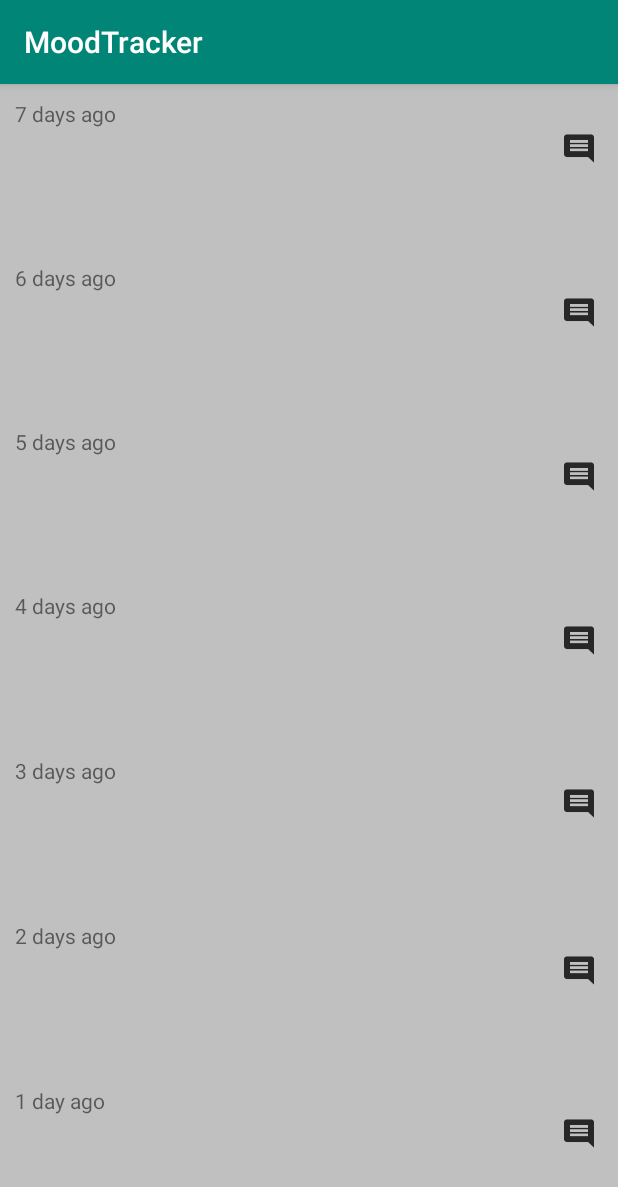
After one commit to markmomo/MoodTrackerFinal, an Android app: the HistoryActivity screen opened directly, with no data from a screen before it, on a phone screen of 412 x 824 dp. The commit adds this screen. Shown: the top 1187 px of the screen. Run offline under Robolectric (Android 15) with nearby library versions, the phone set to English and light mode, and no system bars.

Commit message:
HistoryActivity activity_history.xml add and connect HistoryActivity and his buttons to MainActivity

```diff
--- a/app/src/main/AndroidManifest.xml
+++ b/app/src/main/AndroidManifest.xml
@@ -12,6 +12,7 @@
         android:roundIcon="@mipmap/ic_launcher_round"
         android:supportsRtl="true"
         android:theme="@style/AppTheme">
+        <activity android:name=".Controllers.HistoryActivity"></activity>
         <activity android:name=".Controllers.MainActivity">
             <intent-filter>
                 <action android:name="android.intent.action.MAIN" />
--- /dev/null
+++ b/app/src/main/java/markmomo/com/moodtrackerfinal/Controllers/HistoryActivity.java
@@ -0,0 +1,39 @@
+package markmomo.com.moodtrackerfinal.Controllers;
+
+import android.os.Bundle;
+import android.support.v7.app.AppCompatActivity;
+import android.view.View;
+
+import markmomo.com.moodtrackerfinal.R;
+
+public class HistoryActivity extends AppCompatActivity {
+
+    @Override
+    protected void onCreate(Bundle savedInstanceState) {
+        super.onCreate(savedInstanceState);
+        setContentView(R.layout.activity_history);
+    }
+
+    public void button7IsClicked(View view){
+
+    }
+    public void button6IsClicked(View view){
+
+    }
+    public void button5IsClicked(View view){
+
+    }
+    public void button4IsClicked(View view){
+
+    }
+
+    public void button3IsClicked(View view){
+
+    }
+    public void button2IsClicked(View view){
+
+    }
+    public void button1IsClicked(View view){
+
+    }
+}
--- a/app/src/main/java/markmomo/com/moodtrackerfinal/Controllers/MainActivity.java
+++ b/app/src/main/java/markmomo/com/moodtrackerfinal/Controllers/MainActivity.java
@@ -1,8 +1,10 @@
 package markmomo.com.moodtrackerfinal.Controllers;
 
+import android.content.Intent;
 import android.support.v4.view.ViewPager;
 import android.support.v7.app.AppCompatActivity;
 import android.os.Bundle;
+import android.view.View;
 import android.widget.ImageButton;
 
 import markmomo.com.moodtrackerfinal.R;
@@ -24,6 +26,12 @@ public class MainActivity extends AppCompatActivity {
         this.configureViewPager();
     }
 
+    public void historyIconIsClicked (View view){
+
+        Intent intent = new Intent(MainActivity.this,HistoryActivity.class);
+        startActivity(intent);
+    }
+
     private void configureViewPager(){
 
         mViewPager = findViewById(R.id.act_main_view_pager);
--- /dev/null
+++ b/app/src/main/res/layout/activity_history.xml
@@ -0,0 +1,220 @@
+<?xml version="1.0" encoding="utf-8"?>
+<LinearLayout xmlns:android="http://schemas.android.com/apk/res/android"
+    xmlns:app="http://schemas.android.com/apk/res-auto"
+    xmlns:tools="http://schemas.android.com/tools"
+    android:layout_width="match_parent"
+    android:layout_height="match_parent"
+    tools:context=".Controllers.HistoryActivity"
+    android:background="@color/noMoodsGrey"
+    android:orientation="vertical">
+
+    <android.support.constraint.ConstraintLayout
+        android:id="@+id/act_history_day7"
+        android:layout_width="match_parent"
+        android:layout_height="0dp"
+        android:layout_weight="1"
+        android:background="@color/noMoodsGrey">
+
+        <TextView
+            android:layout_width="wrap_content"
+            android:layout_height="wrap_content"
+            android:layout_marginStart="10dp"
+            android:layout_marginTop="10dp"
+            android:text="@string/seven_days"
+            app:layout_constraintStart_toStartOf="parent"
+            app:layout_constraintTop_toTopOf="parent" />
+
+        <ImageButton
+            android:id="@+id/act_history_day7_Btn"
+            android:layout_width="wrap_content"
+            android:layout_height="wrap_content"
+            android:layout_marginTop="33dp"
+            android:layout_marginEnd="16dp"
+            android:background="@color/noMoodsGrey"
+            android:onClick="button7IsClicked"
+            android:src="@drawable/ic_comment_black_48px"
+            app:layout_constraintEnd_toEndOf="parent"
+            app:layout_constraintTop_toTopOf="parent"
+            tools:ignore="ContentDescription" />
+    </android.support.constraint.ConstraintLayout>
+
+    <android.support.constraint.ConstraintLayout
+        android:id="@+id/act_history_day6"
+        android:layout_width="match_parent"
+        android:layout_height="0dp"
+        android:layout_weight="1"
+        android:background="@color/noMoodsGrey">
+
+        <TextView
+            android:layout_width="wrap_content"
+            android:layout_height="wrap_content"
+            android:layout_marginStart="10dp"
+            android:layout_marginTop="10dp"
+            android:text="@string/six_days"
+            app:layout_constraintStart_toStartOf="parent"
+            app:layout_constraintTop_toTopOf="parent" />
+
+        <ImageButton
+            android:id="@+id/act_history_day6_Btn"
+            android:layout_width="wrap_content"
+            android:layout_height="wrap_content"
+            android:layout_marginTop="33dp"
+            android:layout_marginEnd="16dp"
+            android:background="@color/noMoodsGrey"
+            android:onClick="button6IsClicked"
+            android:src="@drawable/ic_comment_black_48px"
+            app:layout_constraintEnd_toEndOf="parent"
+            app:layout_constraintTop_toTopOf="parent"
+            tools:ignore="ContentDescription" />
+    </android.support.constraint.ConstraintLayout>
+
+    <android.support.constraint.ConstraintLayout
+        android:id="@+id/act_history_day5"
+        android:layout_width="match_parent"
+        android:layout_height="0dp"
+        android:layout_weight="1"
+        android:background="@color/noMoodsGrey">
+
+        <TextView
+            android:layout_width="wrap_content"
+            android:layout_height="wrap_content"
+            android:layout_marginStart="10dp"
+            android:layout_marginTop="10dp"
+            android:text="@string/five_days"
+            app:layout_constraintStart_toStartOf="parent"
+            app:layout_constraintTop_toTopOf="parent" />
+
+        <ImageButton
+            android:id="@+id/act_history_day5_Btn"
+            android:layout_width="wrap_content"
+            android:layout_height="wrap_content"
+            android:layout_marginTop="33dp"
+            android:layout_marginEnd="16dp"
+            android:background="@color/noMoodsGrey"
+            android:onClick="button5IsClicked"
+            android:src="@drawable/ic_comment_black_48px"
+            app:layout_constraintEnd_toEndOf="parent"
+            app:layout_constraintTop_toTopOf="parent"
+            tools:ignore="ContentDescription" />
+    </android.support.constraint.ConstraintLayout>
+
+    <android.support.constraint.ConstraintLayout
+        android:id="@+id/act_history_day4"
+        android:layout_width="match_parent"
+        android:layout_height="0dp"
+        android:layout_weight="1"
+        android:background="@color/noMoodsGrey">
+
+        <TextView
+            android:layout_width="wrap_content"
+            android:layout_height="wrap_content"
+            android:layout_marginStart="10dp"
+            android:layout_marginTop="10dp"
+            android:text="@string/four_days"
+            app:layout_constraintStart_toStartOf="parent"
+            app:layout_constraintTop_toTopOf="parent" />
+
+        <ImageButton
+            android:id="@+id/act_history_day4_Btn"
+            android:layout_width="wrap_content"
+            android:layout_height="wrap_content"
+            android:layout_marginTop="33dp"
+            android:layout_marginEnd="16dp"
+            android:background="@color/noMoodsGrey"
+            android:onClick="button4IsClicked"
+            android:src="@drawable/ic_comment_black_48px"
+            app:layout_constraintEnd_toEndOf="parent"
+            app:layout_constraintTop_toTopOf="parent"
+            tools:ignore="ContentDescription" />
+    </android.support.constraint.ConstraintLayout>
+
+    <android.support.constraint.ConstraintLayout
+        android:id="@+id/act_history_day3"
+        android:layout_width="match_parent"
+        android:layout_height="0dp"
+        android:layout_weight="1"
+        android:background="@color/noMoodsGrey">
+
+        <TextView
+            android:layout_width="wrap_content"
+            android:layout_height="wrap_content"
+            android:layout_marginStart="10dp"
+            android:layout_marginTop="10dp"
+            android:text="@string/three_days"
+            app:layout_constraintStart_toStartOf="parent"
+            app:layout_constraintTop_toTopOf="parent" />
+
+        <ImageButton
+            android:id="@+id/act_history_day3_Btn"
+            android:layout_width="wrap_content"
+            android:layout_height="wrap_content"
+            android:layout_marginTop="32dp"
+            android:layout_marginEnd="16dp"
+            android:background="@color/noMoodsGrey"
+            android:onClick="button3IsClicked"
+            android:src="@drawable/ic_comment_black_48px"
+            app:layout_constraintEnd_toEndOf="parent"
+            app:layout_constraintTop_toTopOf="parent"
+            tools:ignore="ContentDescription" />
+    </android.support.constraint.ConstraintLayout>
+
+    <android.support.constraint.ConstraintLayout
+        android:id="@+id/act_history_day2"
+        android:layout_width="match_parent"
+        android:layout_height="0dp"
+        android:layout_weight="1"
+        android:background="@color/noMoodsGrey">
+
+        <TextView
+            android:layout_width="wrap_content"
+            android:layout_height="wrap_content"
+            android:layout_marginStart="10dp"
+            android:layout_marginTop="10dp"
+            android:text="@string/two_days"
+            app:layout_constraintStart_toStartOf="parent"
+            app:layout_constraintTop_toTopOf="parent" />
+
+        <ImageButton
+            android:id="@+id/act_history_day2_Btn"
+            android:layout_width="wrap_content"
+            android:layout_height="wrap_content"
+            android:layout_marginTop="33dp"
+            android:layout_marginEnd="16dp"
+            android:background="@color/noMoodsGrey"
+            android:onClick="button2IsClicked"
+            android:src="@drawable/ic_comment_black_48px"
+            app:layout_constraintEnd_toEndOf="parent"
+            app:layout_constraintTop_toTopOf="parent"
+            tools:ignore="ContentDescription" />
+    </android.support.constraint.ConstraintLayout>
+
+    <android.support.constraint.ConstraintLayout
+        android:id="@+id/act_history_day1"
+        android:layout_width="match_parent"
+        android:layout_height="0dp"
+        android:layout_weight="1"
+        android:background="@color/noMoodsGrey">
+
+        <TextView
+            android:layout_width="wrap_content"
+            android:layout_height="wrap_content"
+            android:layout_marginStart="10dp"
+            android:layout_marginTop="10dp"
+            android:text="@string/one_day"
+            app:layout_constraintStart_toStartOf="parent"
+            app:layout_constraintTop_toTopOf="parent" />
+
+        <ImageButton
+            android:id="@+id/act_history_day1_Btn"
+            android:layout_width="wrap_content"
+            android:layout_height="wrap_content"
+            android:layout_marginTop="32dp"
+            android:layout_marginEnd="16dp"
+            android:background="@color/noMoodsGrey"
+            android:onClick="button1IsClicked"
+            android:src="@drawable/ic_comment_black_48px"
+            app:layout_constraintEnd_toEndOf="parent"
+            app:layout_constraintTop_toTopOf="parent"
+            tools:ignore="ContentDescription" />
+    </android.support.constraint.ConstraintLayout>
+</LinearLayout>
--- a/app/src/main/res/layout/activity_main.xml
+++ b/app/src/main/res/layout/activity_main.xml
@@ -27,6 +27,7 @@
         tools:ignore="ContentDescription" />
 
     <ImageButton
+        android:onClick="historyIconIsClicked"
         android:id="@+id/act_main_history_icon"
         android:layout_width="wrap_content"
         android:layout_height="wrap_content"
--- a/app/src/main/res/values/colors.xml
+++ b/app/src/main/res/values/colors.xml
@@ -14,4 +14,12 @@
         <item>#ffb8e986</item>
         <item>#fff9ec4f</item>
     </array>
+
+    <!-- Colors used by HistoryActivity as background colors -->
+    <color name="noMoodsGrey">#C0C0C0</color>
+    <color name="faded_red">#ffde3c50</color>
+    <color name="warm_grey">#ff9b9b9b</color>
+    <color name="cornflower_blue_65">#A5468AD9</color>
+    <color name="light_sage">#ffb8e986</color>
+    <color name="banana_yellow">#fff9ec4f</color>
 </resources>
--- a/app/src/main/res/values/strings.xml
+++ b/app/src/main/res/values/strings.xml
@@ -1,6 +1,13 @@
 <resources>
-    <string name="app_name">MoodTrackerFinal</string>
+    <string name="app_name">MoodTracker</string>
 
 
     <string name="hello_blank_fragment">Hello blank fragment</string>
+    <string name="one_day">1 day ago</string>
+    <string name="two_days">2 days ago</string>
+    <string name="three_days">3 days ago</string>
+    <string name="four_days">4 days ago</string>
+    <string name="five_days">5 days ago</string>
+    <string name="six_days">6 days ago</string>
+    <string name="seven_days">7 days ago</string>
 </resources>
```
